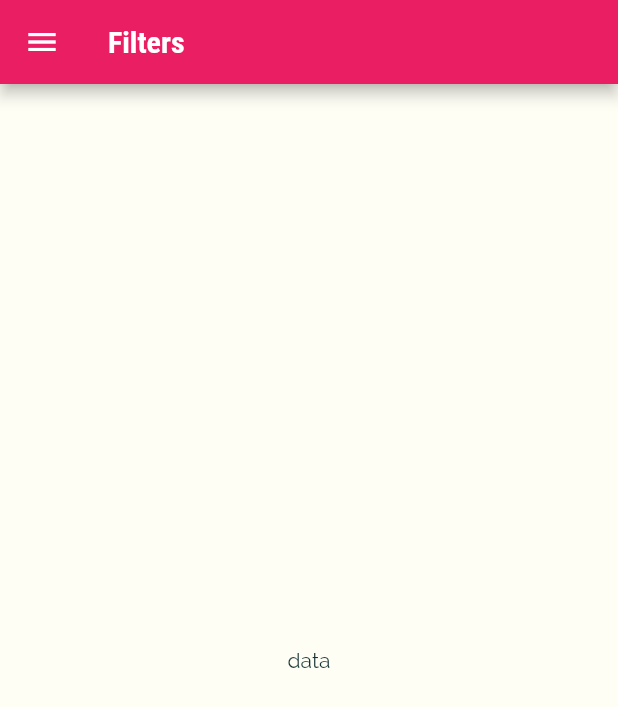
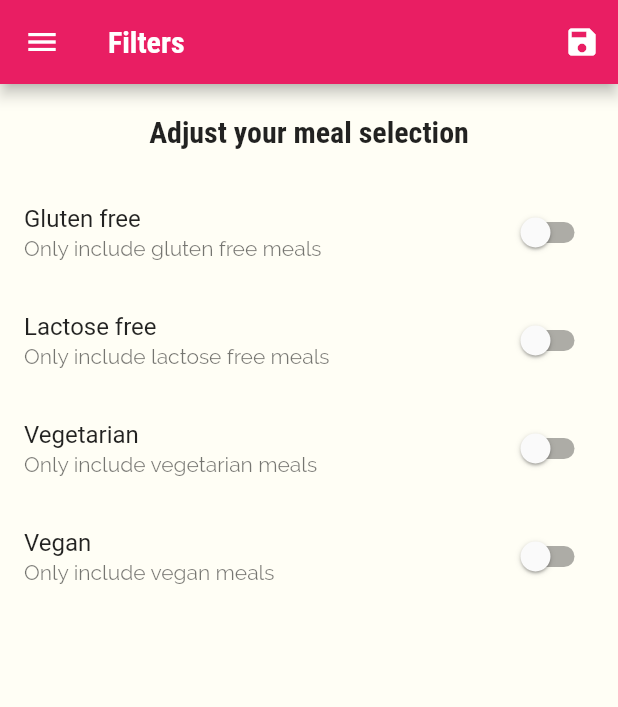
Before and after one commit to s17476/meals_app, a Flutter app: the FiltersScreen screen opened by its route, on a phone screen of 412 x 824 dp. Shown: the top 707 px of the screen. Run offline on Flutter 3.47's test engine with Material 2 defaults, Android fonts, the phone set to English and light mode, and no system bars.

Commit message:
favorites + filters added

```diff
--- a/lib/main.dart
+++ b/lib/main.dart
@@ -1,6 +1,7 @@
 import 'package:flutter/cupertino.dart';
 import 'package:flutter/material.dart';
-import 'package:meals_app/models/category.dart';
+import 'package:meals_app/dummy_data.dart';
+import 'package:meals_app/models/meal.dart';
 import 'package:meals_app/screens/categories_screen.dart';
 import 'package:meals_app/screens/category_meals_screen.dart';
 import 'package:meals_app/screens/filters_screen.dart';
@@ -11,8 +12,63 @@ void main() {
   runApp(const MealsApp());
 }
 
-class MealsApp extends StatelessWidget {
+class MealsApp extends StatefulWidget {
   const MealsApp({Key? key}) : super(key: key);
+
+  @override
+  State<MealsApp> createState() => _MealsAppState();
+}
+
+class _MealsAppState extends State<MealsApp> {
+  Map<String, bool> _filters = {
+    'gluten': false,
+    'lactose': false,
+    'vegetarian': false,
+    'vegan': false,
+  };
+
+  List<Meal> _availableMeals = DUMMY_MEALS;
+
+  List<Meal> _favoriteMeals = [];
+
+  void _setFilters(Map<String, bool> filterData) {
+    setState(() {
+      _filters = filterData;
+
+      _availableMeals = DUMMY_MEALS.where((meal) {
+        if (_filters['gluten']! && !meal.isGlutenFree) {
+          return false;
+        }
+        if (_filters['lactose']! && !meal.isLactoseFree) {
+          return false;
+        }
+        if (_filters['vegan']! && !meal.isVegan) {
+          return false;
+        }
+        if (_filters['vegetarian']! && !meal.isVegetarian) {
+          return false;
+        }
+        return true;
+      }).toList();
+    });
+  }
+
+  void _toggleFavorite(Meal meal) {
+    final index = _favoriteMeals.indexWhere((element) => element.id == meal.id);
+    if (index >= 0) {
+      setState(() {
+        _favoriteMeals.removeAt(index);
+      });
+    } else {
+      setState(() {
+        _favoriteMeals.add(meal);
+      });
+    }
+  }
+
+  bool _isFavorite(Meal meal) {
+    return _favoriteMeals.any((element) => element.id == meal.id);
+  }
 
   @override
   Widget build(BuildContext context) {
@@ -53,13 +109,26 @@ class MealsApp extends StatelessWidget {
       debugShowCheckedModeBanner: false,
       initialRoute: TabsScreen.routeName,
       routes: {
-        TabsScreen.routeName: (ctx) => const TabsScreen(),
-        CategoryMealsScreen.routeName: (ctx) => const CategoryMealsScreen(),
-        MealDetailsScreen.routeName: (ctx) => const MealDetailsScreen(),
-        FiltersScreen.routeName: (ctx) => const FiltersScreen(),
+        TabsScreen.routeName: (ctx) => TabsScreen(
+              favoriteMeals: _favoriteMeals,
+            ),
+        CategoryMealsScreen.routeName: (ctx) => CategoryMealsScreen(
+              availableMeals: _availableMeals,
+            ),
+        MealDetailsScreen.routeName: (ctx) => MealDetailsScreen(
+              isFavorite: _isFavorite,
+              toggleFavorite: _toggleFavorite,
+            ),
+        FiltersScreen.routeName: (ctx) => FiltersScreen(
+              setFilters: _setFilters,
+              filters: _filters,
+            ),
       },
       onUnknownRoute: (settings) {
-        return MaterialPageRoute(builder: (ctx) => const CategoryMealsScreen());
+        return MaterialPageRoute(
+            builder: (ctx) => CategoryMealsScreen(
+                  availableMeals: _availableMeals,
+                ));
       },
     );
   }
--- a/lib/screens/filters_screen.dart
+++ b/lib/screens/filters_screen.dart
@@ -1,21 +1,125 @@
 import 'package:flutter/material.dart';
 import 'package:meals_app/widgets/main_drawer.dart';
 
-class FiltersScreen extends StatelessWidget {
-  const FiltersScreen({Key? key}) : super(key: key);
+class FiltersScreen extends StatefulWidget {
+  const FiltersScreen(
+      {Key? key, required this.setFilters, required this.filters})
+      : super(key: key);
 
   static const routeName = '/filters';
+
+  final Function setFilters;
+  final Map<String, bool> filters;
+
+  @override
+  State<FiltersScreen> createState() => _FiltersScreenState();
+}
+
+class _FiltersScreenState extends State<FiltersScreen> {
+  var _glutenFree = false;
+  var _vegetarian = false;
+  var _vegan = false;
+  var _lactoseFree = false;
+
+  @override
+  initState() {
+    super.initState();
+    _glutenFree = widget.filters['gluten']!;
+    _lactoseFree = widget.filters['lactose']!;
+    _vegan = widget.filters['vegan']!;
+    _vegetarian = widget.filters['vegetarian']!;
+  }
+
+  Widget _buildSwitchListTile(
+    bool currentValue,
+    String title,
+    String description,
+    Function(bool)? update,
+  ) {
+    return SwitchListTile(
+      title: Text(title),
+      value: currentValue,
+      subtitle: Text(description),
+      activeColor: Theme.of(context).colorScheme.secondary,
+      onChanged: update,
+    );
+  }
 
   @override
   Widget build(BuildContext context) {
     return Scaffold(
-      appBar: AppBar(
-        title: const Text('Filters'),
-      ),
-      drawer: const MainDrawer(),
-      body: const Center(
-        child: Text('data'),
-      ),
-    );
+        appBar: AppBar(
+          title: const Text('Filters'),
+          actions: [
+            IconButton(
+                onPressed: () {
+                  final selectedFilters = {
+                    'gluten': _glutenFree,
+                    'lactose': _lactoseFree,
+                    'vegetarian': _vegetarian,
+                    'vegan': _vegan,
+                  };
+                  widget.setFilters(selectedFilters);
+                },
+                icon: const Icon(Icons.save))
+          ],
+        ),
+        drawer: const MainDrawer(),
+        body: Column(
+          children: [
+            Container(
+              padding: const EdgeInsets.all(20),
+              child: Text(
+                'Adjust your meal selection',
+                style: Theme.of(context).textTheme.headline6,
+              ),
+            ),
+            Expanded(
+                child: ListView(
+              children: [
+                _buildSwitchListTile(
+                  _glutenFree,
+                  'Gluten free',
+                  'Only include gluten free meals',
+                  (newValue) {
+                    setState(() {
+                      _glutenFree = newValue;
+                    });
+                  },
+                ),
+                _buildSwitchListTile(
+                  _lactoseFree,
+                  'Lactose free',
+                  'Only include lactose free meals',
+                  (newValue) {
+                    setState(() {
+                      _lactoseFree = newValue;
+                    });
+                  },
+                ),
+                _buildSwitchListTile(
+                  _vegetarian,
+                  'Vegetarian',
+                  'Only include vegetarian meals',
+                  (newValue) {
+                    setState(() {
+                      _vegetarian = newValue;
+                    });
+                  },
+                ),
+                _buildSwitchListTile(
+                  _vegan,
+                  'Vegan',
+                  'Only include vegan meals',
+                  (newValue) {
+                    setState(() {
+                      _vegan = newValue;
+                    });
+                  },
+                )
+              ],
+            ))
+          ],
+        ));
   }
 }
```
Also changed, not shown: lib/screens/category_meals_screen.dart (+46 -29 lines), lib/screens/favorites_screen.dart (+19 -4 lines), lib/screens/meal_details_screen.dart (+12 -2 lines), lib/screens/tabs_screen.dart (+22 -11 lines), lib/widgets/meal_item.dart (+8 -2 lines).
